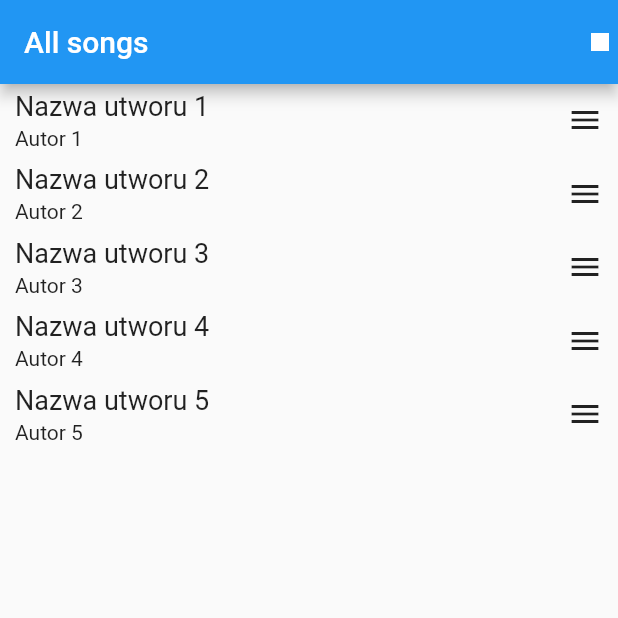
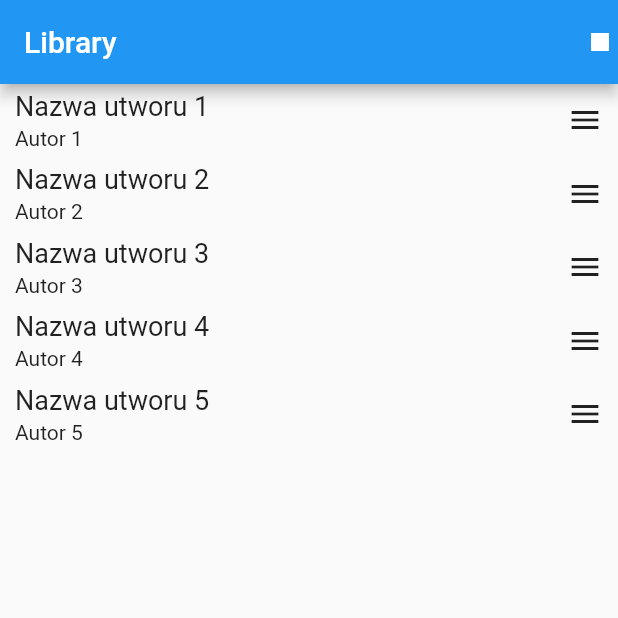
Before and after one commit to MDolega20/music_player_flutter, a Flutter app: the screen it shows after launch, on a phone screen of 412 x 824 dp, the top half of it. Run offline on Flutter 3.47's test engine with Material 2 defaults, Android fonts, the phone set to English and light mode, and no system bars; our stand-ins replace assets_audio_player.

Commit message:
refactor code a little, new Library component

```diff
--- a/lib/main.dart
+++ b/lib/main.dart
@@ -19,23 +19,19 @@ class MyApp extends StatelessWidget {
         theme: ThemeData(
           primarySwatch: Colors.blue,
         ),
-        home: MyHomePage(),
+        home: Library(),
       ),
     );
   }
 }
 
-class MyHomePage extends StatefulWidget {
-  @override
-  _MyHomePageState createState() => _MyHomePageState();
-}
+class MyHomePage extends StatelessWidget {
 
-class _MyHomePageState extends State<MyHomePage> {
   @override
   Widget build(BuildContext context) {
     return ScopedModelDescendant<MusicModel>(builder: (context, child, model) {
       if (model.loading && model.error == null) {
-        return _placeholder(context);
+        return Loading();
       } else {
         return _build(context);
       }
@@ -44,7 +40,8 @@ class _MyHomePageState extends State<MyHomePage> {
 
   Widget _build(BuildContext context) {
     return ScopedModelDescendant<MusicModel>(
-        builder: (context, child, model) => Scaffold(
+        builder: (context, child, model) =>
+            Scaffold(
               appBar: AppBar(
                 title: Text("All songs"),
                 actions: <Widget>[
@@ -58,62 +55,12 @@ class _MyHomePageState extends State<MyHomePage> {
                 value: SystemUiOverlayStyle.dark,
                 child: Stack(
                   children: <Widget>[
-                    _tracks(context, model),
-                    Positioned(
-                      bottom: 0,
-                      left: 0,
-                      right: 0,
-                      child: Padding(
-                        padding: EdgeInsets.only(bottom: 5, top: 5),
-                        child: Row(
-                          mainAxisAlignment: MainAxisAlignment.center,
-                          children: <Widget>[
-                            InkWell(
-                              child: Icon(
-                                Icons.arrow_left,
-                                size: 50,
-                              ),
-                              onTap: () => model.prevTrack(),
-                            ),
-                            InkWell(
-                              child: Container(
-                                  decoration: BoxDecoration(
-                                    shape: BoxShape.circle,
-                                    border: Border.all(
-                                      color: Colors.grey,
-                                      width: 2.5,
-                                    ),
-                                  ),
-                                  child: Padding(
-                                    padding: const EdgeInsets.all(8.0),
-                                    child: Icon(
-                                      model.isPlaying ? Icons.pause : Icons.play_arrow
-                                      ,
-                                      size: 60,
-                                    ),
-                                  )),
-                              onTap: () => model.toggleTrack(),
-                            ),
-                            InkWell(
-                              child: Icon(
-                                Icons.arrow_right,
-                                size: 50,
-                              ),
-                              onTap: () => model.nextTrack(),
-                            ),
-                          ],
-                        ),
-                      ),
-                    )
+//                _tracks(context, model), //TODO temporary
+                    ControlsBottom()
                   ],
                 ),
               ),
             ));
-  }
-
-  Widget _placeholder(BuildContext context) {
-    //TODO loading screen
-    return Text("LOADING");
   }
 
   Widget _tracks(BuildContext context, model) {
@@ -121,7 +68,87 @@ class _MyHomePageState extends State<MyHomePage> {
         itemCount: model.tracks.length,
         itemBuilder: (context, index) {
           final item = model.tracks[index];
-          return GestureDetector( //TODO  recognize gestures on text or icon but not on background
+          return GestureDetector(
+            //TODO  recognize gestures on text or icon but not on background
+            onTap: () => model.playTrack(index),
+            child: Padding(
+              padding: EdgeInsets.only(left: 10, right: 10, top: 4, bottom: 5),
+              child: Row(
+                mainAxisAlignment: MainAxisAlignment.spaceBetween,
+                children: <Widget>[
+                  Column(
+                    mainAxisAlignment: MainAxisAlignment.start,
+                    crossAxisAlignment: CrossAxisAlignment.start,
+                    children: <Widget>[
+                      Text(
+                        item.title,
+                        style: TextStyle(fontSize: 18),
+                      ),
+                      SizedBox(
+                        height: 3,
+                      ),
+                      Text(
+                        item.author,
+//                                    style: TextStyle(fontSize: 20),
+                      )
+                    ],
+                  ),
+                  InkWell(
+                    child: Icon(Icons.menu),
+                  ),
+                ],
+              ),
+            ),
+          );
+        });
+  }
+
+}
+
+class Library extends StatelessWidget {
+  @override
+  Widget build(BuildContext context) {
+    return ScopedModelDescendant<MusicModel>(builder: (context, child, model) {
+      if (model.loading && model.error == null) {
+        return Loading();
+      } else {
+        return _build(context);
+      }
+    });
+  }
+
+  Widget _build(BuildContext context) {
+    return ScopedModelDescendant<MusicModel>(
+        builder: (context, child, model) =>
+            Scaffold(
+              appBar: AppBar(
+                title: Text("Library"),
+                actions: <Widget>[
+                  InkWell(
+                    onTap: () => model.stopTrack(),
+                    child: Icon(Icons.stop),
+                  )
+                ],
+              ),
+              body: AnnotatedRegion<SystemUiOverlayStyle>(
+                value: SystemUiOverlayStyle.dark,
+                child: Stack(
+                  children: <Widget>[
+                    _tracks(context, model), //TODO temporary
+                    ControlsBottom()
+                  ],
+                ),
+              ),
+            ));
+  }
+
+  Widget _tracks(BuildContext context, model) {
+    return ListView.builder(
+        itemCount: model.tracks.length,
+        itemBuilder: (context, index) {
+          final item = model.tracks[index];
+          return GestureDetector(
+            //TODO  recognize gestures on text or icon but not on background
             onTap: () => model.playTrack(index),
             child: Padding(
               padding: EdgeInsets.only(left: 10, right: 10, top: 4, bottom: 5),
@@ -155,3 +182,67 @@ class _MyHomePageState extends State<MyHomePage> {
         });
   }
 }
+
+class ControlsBottom extends StatelessWidget {
+  @override
+  Widget build(BuildContext context) {
+    return ScopedModelDescendant<MusicModel>(
+      builder: (context, child, model) => _build(context, model),
+    );
+  }
+
+  Widget _build(BuildContext context, model) {
+    return Positioned(
+      bottom: 0,
+      left: 0,
+      right: 0,
+      child: Padding(
+        padding: EdgeInsets.only(bottom: 5, top: 5),
+        child: Row(
+          mainAxisAlignment: MainAxisAlignment.center,
+          children: <Widget>[
+            InkWell(
+              child: Icon(
+                Icons.arrow_left,
+                size: 50,
+              ),
+              onTap: () => model.prevTrack(),
+            ),
+            InkWell(
+              child: Container(
+                  decoration: BoxDecoration(
+                    shape: BoxShape.circle,
+                    border: Border.all(
+                      color: Colors.grey,
+                      width: 2.5,
+                    ),
+                  ),
+                  child: Padding(
+                    padding: const EdgeInsets.all(8.0),
+                    child: Icon(
+                      model.isPlaying ? Icons.pause : Icons.play_arrow,
+                      size: 60,
+                    ),
+                  )),
+              onTap: () => model.toggleTrack(),
+            ),
+            InkWell(
+              child: Icon(
+                Icons.arrow_right,
+                size: 50,
+              ),
+              onTap: () => model.nextTrack(),
+            ),
+          ],
+        ),
+      ),
+    );
+  }
+}
+
+class Loading extends StatelessWidget {
+  @override
+  Widget build(BuildContext context) {
+    return Text("LoAdInG");
+  }
+}
```
